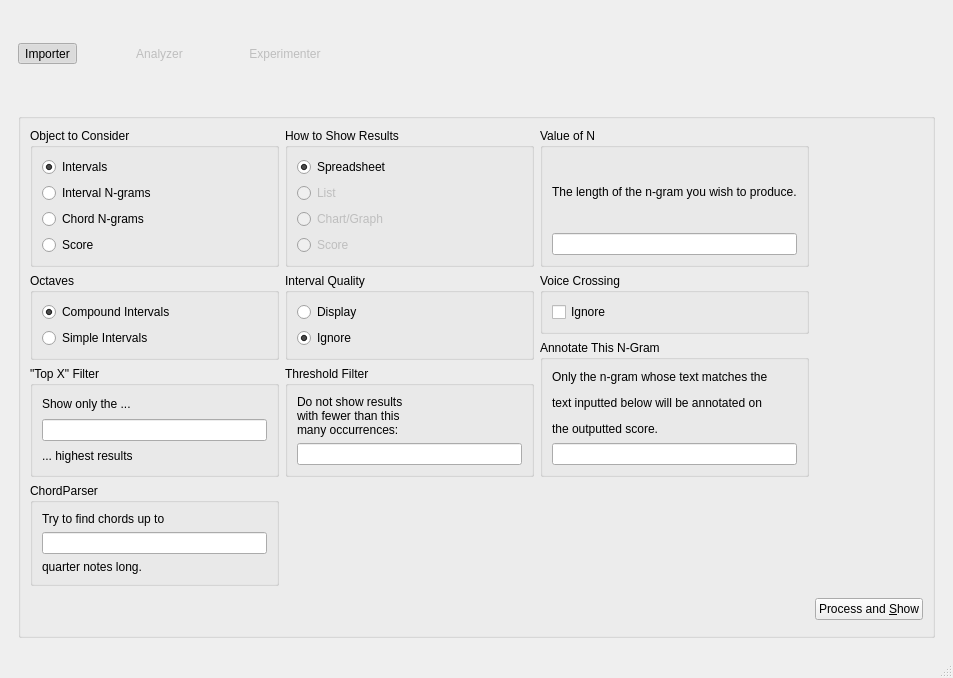
First picture: the form in views/ui/main_window.ui, repository ELVIS-Project/vis-framework, before the edit.
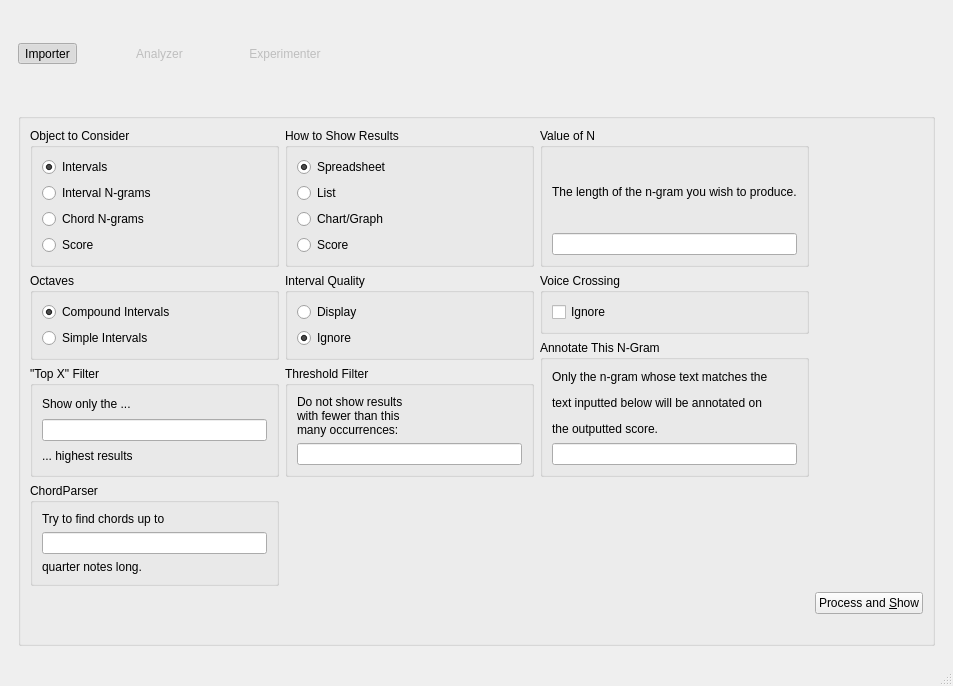
Second picture: the form after the edit. The open tabs and pages were chosen to show the change. Icons and pictures are not drawn.

Commit message:
Improved Experiment Settings Selection in GUI
- Non-applicable options use setVisible() rather than setEnabled(), so it's
  more clear (especially on OS X) that they aren't possible choices.
- When changing output object, a valid output format is automatically
  selected.

What changed in the file:
```diff
--- a/views/ui/main_window.ui
+++ b/views/ui/main_window.ui
@@ -711,7 +711,7 @@
               <item>
                <widget class="QRadioButton" name="rdo_list">
                 <property name="enabled">
-                 <bool>false</bool>
+                 <bool>true</bool>
                 </property>
                 <property name="text">
                  <string>List</string>
@@ -721,7 +721,7 @@
               <item>
                <widget class="QRadioButton" name="rdo_chart">
                 <property name="enabled">
-                 <bool>false</bool>
+                 <bool>true</bool>
                 </property>
                 <property name="text">
                  <string>Chart/Graph</string>
@@ -731,7 +731,7 @@
               <item>
                <widget class="QRadioButton" name="rdo_score">
                 <property name="enabled">
-                 <bool>false</bool>
+                 <bool>true</bool>
                 </property>
                 <property name="text">
                  <string>Score</string>
@@ -971,6 +971,45 @@
              </property>
             </spacer>
            </item>
+           <item row="6" column="0">
+            <spacer name="horizontalSpacer_6">
+             <property name="orientation">
+              <enum>Qt::Horizontal</enum>
+             </property>
+             <property name="sizeHint" stdset="0">
+              <size>
+               <width>40</width>
+               <height>20</height>
+              </size>
+             </property>
+            </spacer>
+           </item>
+           <item row="6" column="1">
+            <spacer name="horizontalSpacer_8">
+             <property name="orientation">
+              <enum>Qt::Horizontal</enum>
+             </property>
+             <property name="sizeHint" stdset="0">
+              <size>
+               <width>40</width>
+               <height>20</height>
+              </size>
+             </property>
+            </spacer>
+           </item>
+           <item row="6" column="2">
+            <spacer name="horizontalSpacer_9">
+             <property name="orientation">
+              <enum>Qt::Horizontal</enum>
+             </property>
+             <property name="sizeHint" stdset="0">
+              <size>
+               <width>40</width>
+               <height>20</height>
+              </size>
+             </property>
+            </spacer>
+           </item>
           </layout>
          </widget>
         </item>
```
Left out of the diff: 2 changed lines with no effect on the pictures. The commit also changes 2 other files.
